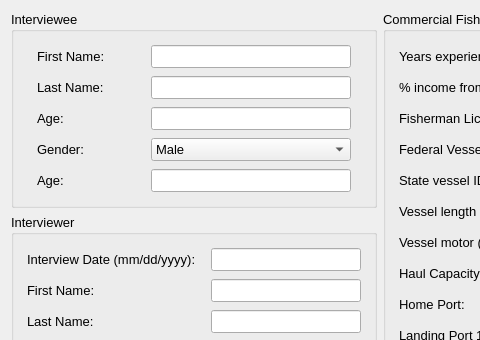
The window that mlpa_southcoast/Interview/interviewstart.ui (Ecotrust/openoceanmap-desktop) describes before a commit, drawn with Qt 5; both pictures show x 0 to 480 and y 0 to 340 of the 780 by 500 pixel window.
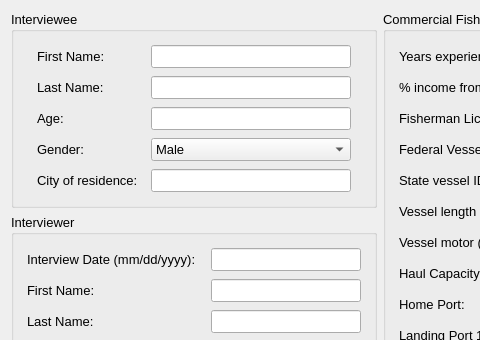
The same window after the commit.

```diff
--- a/mlpa_southcoast/Interview/interviewstart.ui
+++ b/mlpa_southcoast/Interview/interviewstart.ui
@@ -268,7 +268,7 @@
                   </size>
                  </property>
                  <property name="text" >
-                  <string>Age:</string>
+                  <string>City of residence:</string>
                  </property>
                 </widget>
                </item>
```
Left out of the diff: 4 changed lines with no effect on the pictures.
